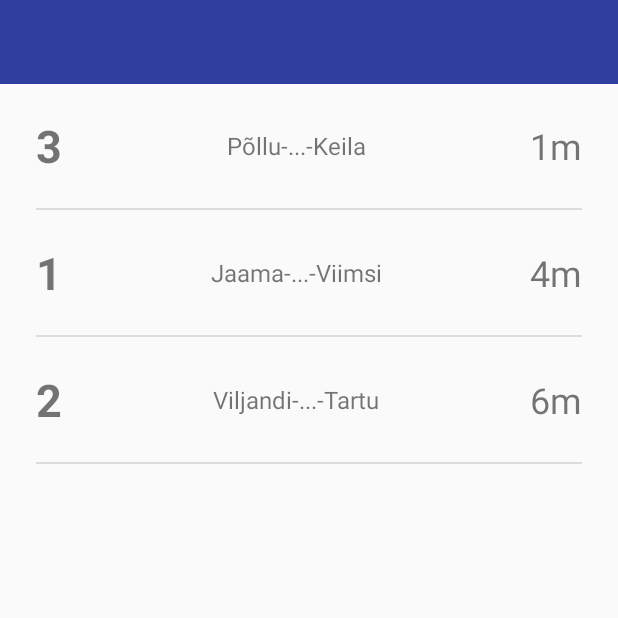
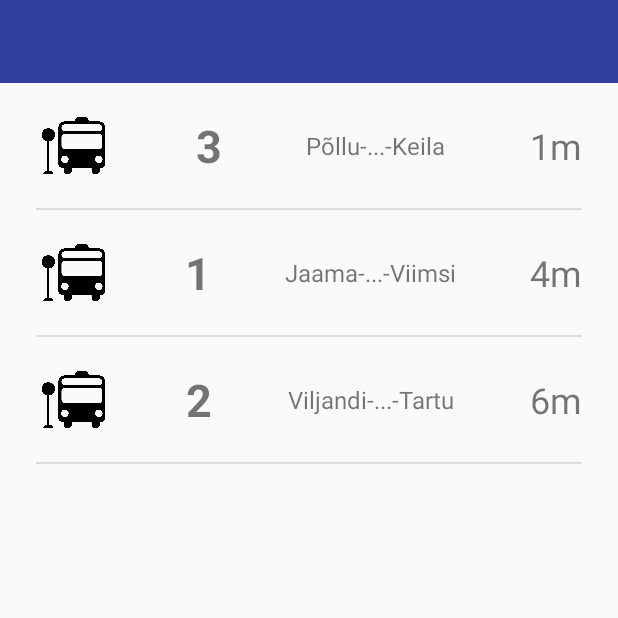
Before and after one commit to IngoIgnasov/FutureOfMobility, an Android app: the BussStopActivity screen opened directly, with no data from a screen before it, on a phone screen of 412 x 824 dp, the top half of it. Run offline under Robolectric (Android 15) with nearby library versions, the phone set to English and light mode, and no system bars.

Commit message:
added some icons

```diff
--- a/app/src/main/java/com/example/markusleemet/garage48/BussStopActivity.java
+++ b/app/src/main/java/com/example/markusleemet/garage48/BussStopActivity.java
@@ -48,6 +48,7 @@ public class BussStopActivity extends AppCompatActivity {
                 BusInfo busInfo = (BusInfo) parent.getItemAtPosition(position);
                 Intent onTheBusIntent = new Intent(BussStopActivity.this, OnTheBusView.class);
                 onTheBusIntent.putExtra("bussNumber", busInfo.getNumber());
+                onTheBusIntent.putExtra("busDestination", busInfo.getDestination());
                 startActivity(onTheBusIntent);
             }
         });
--- a/app/src/main/java/com/example/markusleemet/garage48/OnTheBusView.java
+++ b/app/src/main/java/com/example/markusleemet/garage48/OnTheBusView.java
@@ -12,6 +12,7 @@ import java.util.ArrayList;
 
 public class OnTheBusView extends AppCompatActivity {
     private TextView bussNumber;
+    private TextView littleText;
     private ListView listView;
     private CustomOnTheBussAdapter onTheBussAdapter;
 
@@ -20,8 +21,10 @@ public class OnTheBusView extends AppCompatActivity {
         super.onCreate(savedInstanceState);
         setContentView(R.layout.activity_on_the_bus_view);
         bussNumber = findViewById(R.id.bussNumberAtFinalView);
-        bussNumber.setText("buss " + getIntent().getStringExtra("bussNumber"));
+        bussNumber.setText(getIntent().getStringExtra("busDescription"));
         listView = findViewById(R.id.finalList);
+        littleText = findViewById(R.id.littleText);
+        littleText.setText("buss " + getIntent().getStringExtra("bassNumber"));
 
 
         ArrayList<OnTheBussInfo> stopsList = new ArrayList<>();
--- a/app/src/main/res/layout/activity_buss_stop.xml
+++ b/app/src/main/res/layout/activity_buss_stop.xml
@@ -7,18 +7,13 @@
     android:layout_height="match_parent"
     tools:context=".BussStopActivity">
 
-    <include
-        android:id="@+id/toolbar"
-        layout="@layout/toolbar"
-        tools:layout_editor_absoluteX="0dp"
-        tools:layout_editor_absoluteY="139dp" />
-
 
     <TextView
         android:id="@+id/nameOfStation"
-        android:layout_width="395dp"
+        android:layout_width="0dp"
         android:layout_height="wrap_content"
-        android:layout_marginTop="8dp"
+        android:background="@color/colorPrimaryDark"
+        android:paddingVertical="4dp"
         android:textAlignment="center"
         android:textSize="35dp"
         android:textStyle="bold"
--- a/app/src/main/res/layout/buss_information.xml
+++ b/app/src/main/res/layout/buss_information.xml
@@ -16,8 +16,7 @@
         app:layout_constraintBottom_toBottomOf="parent"
         app:layout_constraintEnd_toStartOf="@+id/destination"
         app:layout_constraintHorizontal_bias="0.5"
-        app:layout_constraintHorizontal_chainStyle="spread_inside"
-        app:layout_constraintStart_toStartOf="parent"
+        app:layout_constraintStart_toEndOf="@+id/imageView2"
         app:layout_constraintTop_toTopOf="parent" />
 
     <TextView
@@ -34,9 +33,9 @@
 
     <TextView
         android:id="@+id/arrival"
-        android:layout_marginVertical="25dp"
         android:layout_width="wrap_content"
         android:layout_height="wrap_content"
+        android:layout_marginVertical="25dp"
         android:text="Arrival"
         android:textSize="24dp"
         app:layout_constraintBottom_toBottomOf="parent"
@@ -44,4 +43,16 @@
         app:layout_constraintHorizontal_bias="0.5"
         app:layout_constraintStart_toEndOf="@+id/destination"
         app:layout_constraintTop_toTopOf="parent" />
+
+    <ImageView
+        android:id="@+id/imageView2"
+        android:layout_width="50dp"
+        android:layout_height="50dp"
+        app:layout_constraintBottom_toBottomOf="parent"
+        app:layout_constraintEnd_toStartOf="@+id/number"
+        app:layout_constraintHorizontal_bias="0.5"
+        app:layout_constraintHorizontal_chainStyle="spread_inside"
+        app:layout_constraintStart_toStartOf="parent"
+        app:layout_constraintTop_toTopOf="parent"
+        app:srcCompat="@drawable/bus" />
 </android.support.constraint.ConstraintLayout>
```
Also changed, not shown: app/src/main/res/layout/activity_on_the_bus_view.xml (+20 -6 lines), app/src/main/res/layout/on_the_buss_list.xml (+5 -3 lines), app/src/main/res/drawable/bus.png (added), app/src/main/res/drawable/peatus.png (added), 1 other file.
